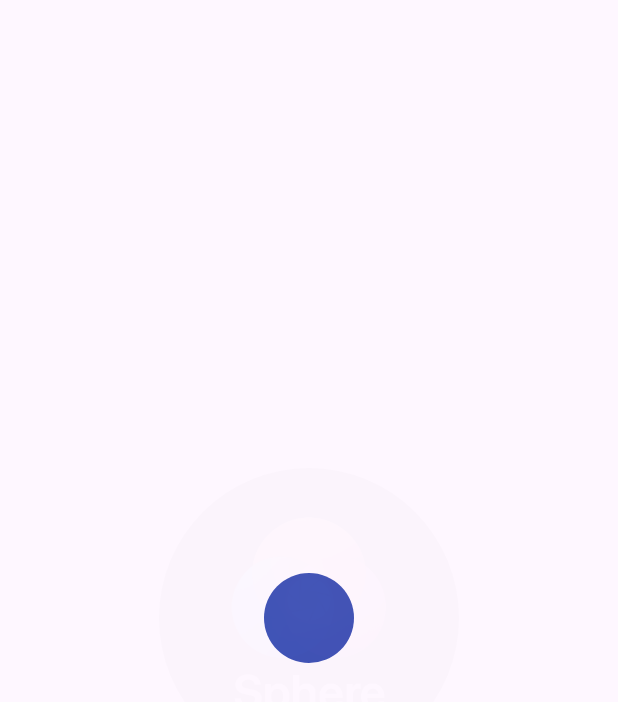
After one commit to deepakjakharmovies-afk/Sphere_with_drive, a Flutter app: the BouncingBallLoadingScreen screen opened directly, on a phone screen of 412 x 824 dp. The commit adds this screen. Shown: the top 702 px of the screen. Run offline on Flutter 3.47's test engine with Material 3 defaults, Android fonts, the phone set to English and light mode, and no system bars; our stand-ins replace firebase_auth, firebase_core, google_sign_in, image_picker, permission_handler, photo_view; missing offline and left inert: googleapis; accounts and stored records are empty.

Commit message:
just final touches left

```diff
--- /dev/null
+++ b/lib/loadingfile.dart
@@ -0,0 +1,135 @@
+import 'package:flutter/material.dart';
+import 'package:provider/provider.dart';
+
+import 'package:app/auth_service.dart';
+import 'package:app/loginpage.dart';
+import 'package:app/mainscreen.dart';
+class AuthWrapper extends StatelessWidget {
+  const AuthWrapper({super.key});
+
+  @override
+  Widget build(BuildContext context) {
+    return Consumer<AuthService>(
+      builder: (context, authService, _) {
+        // If AuthService provides a loading/checking flag, use it to show a loading screen:
+        // if (authService.isChecking) {
+        //   return const BouncingBallLoadingScreen();
+        // }
+
+        if (authService.isAuthenticated) {
+          return const HomeScreen();
+        }
+
+        // Otherwise, show the login screen
+        return const LoginScreen();
+      },
+    );
+  }
+}
+
+class BouncingBallLoadingScreen extends StatefulWidget {
+  const BouncingBallLoadingScreen({super.key});
+
+  @override
+  State<BouncingBallLoadingScreen> createState() =>
+      _BouncingBallLoadingScreenState();
+}
+
+class _BouncingBallLoadingScreenState extends State<BouncingBallLoadingScreen>
+    with SingleTickerProviderStateMixin {
+  late AnimationController _controller;
+  late Animation<double> _ballAnimation;
+  late Animation<double> _logoAnimation;
+
+  @override
+  void initState() {
+    super.initState();
+
+    _controller = AnimationController(
+      vsync: this,
+      duration: const Duration(seconds: 3),
+    );
+
+    _ballAnimation = Tween<double>(begin: 1.0, end: 0.0).animate(
+      CurvedAnimation(
+        parent: _controller,
+        curve: const Interval(0.0, 0.6, curve: Curves.bounceOut),
+      ),
+    );
+
+    _logoAnimation = Tween<double>(begin: 0.0, end: 1.0).animate(
+      CurvedAnimation(
+        parent: _controller,
+        curve: const Interval(0.6, 1.0, curve: Curves.easeIn),
+      ),
+    );
+
+    _controller.forward();
+    _controller.addStatusListener((status) {
+      if (status == AnimationStatus.completed) {
+        _navigateToNextScreen();
+      }
+    });
+  }
+
+  Future<void> _navigateToNextScreen() async {
+    // await Future.delayed(const Duration(milliseconds: 500));
+
+    // final authService = Provider.of<AuthService>(context, listen: false);
+    // final nextScreen =
+    //     authService.isAuthenticated ? const HomeScreen() : const LoginScreen();
+    final nextScreen = const AuthWrapper();
+    Navigator.of(context).pushReplacement(
+      MaterialPageRoute(builder: (context) => nextScreen),
+    );
+  }
+
+  @override
+  void dispose() {
+    _controller.dispose();
+    super.dispose();
+  }
+
+  @override
+  Widget build(BuildContext context) {
+    final screenHeight = MediaQuery.of(context).size.height;
+    const ballSize = 60.0;
+
+    return Scaffold(
+      body: AnimatedBuilder(
+        animation: _controller,
+        builder: (context, child) {
+          final topPosition = screenHeight * 0.5 +
+              (screenHeight * 0.5) * _ballAnimation.value -
+              ballSize / 2;
+
+          return Stack(
+            children: [
+              Positioned(
+                left: MediaQuery.of(context).size.width / 2 - ballSize / 2,
+                top: topPosition,
+                child: Opacity(
+                  opacity: 1.0 - _logoAnimation.value,
+                  child: Container(
+                    width: ballSize,
+                    height: ballSize,
+                    decoration: const BoxDecoration(
+                      color: Colors.indigo,
+                      shape: BoxShape.circle,
+                    ),
+                  ),
+                ),
+              ),
+              Center(
+                child: Opacity(
+                  opacity: _logoAnimation.value,
+                  child: ClipOval(child: Image.asset('assets/images/logo.png', width: 200)),
+                ),
+              ),
+            ],
+          );
+        },
+      ),
+    );
+  }
+}
```
Also changed, not shown: lib/drive_service.dart (+103 -8 lines), lib/gridveiw.dart (+40 -12 lines), lib/main.dart (+7 -2 lines), lib/mainscreen.dart (+114 -4 lines), pubspec.yaml (+16 -7 lines), pubspec.lock, 23 other files.
